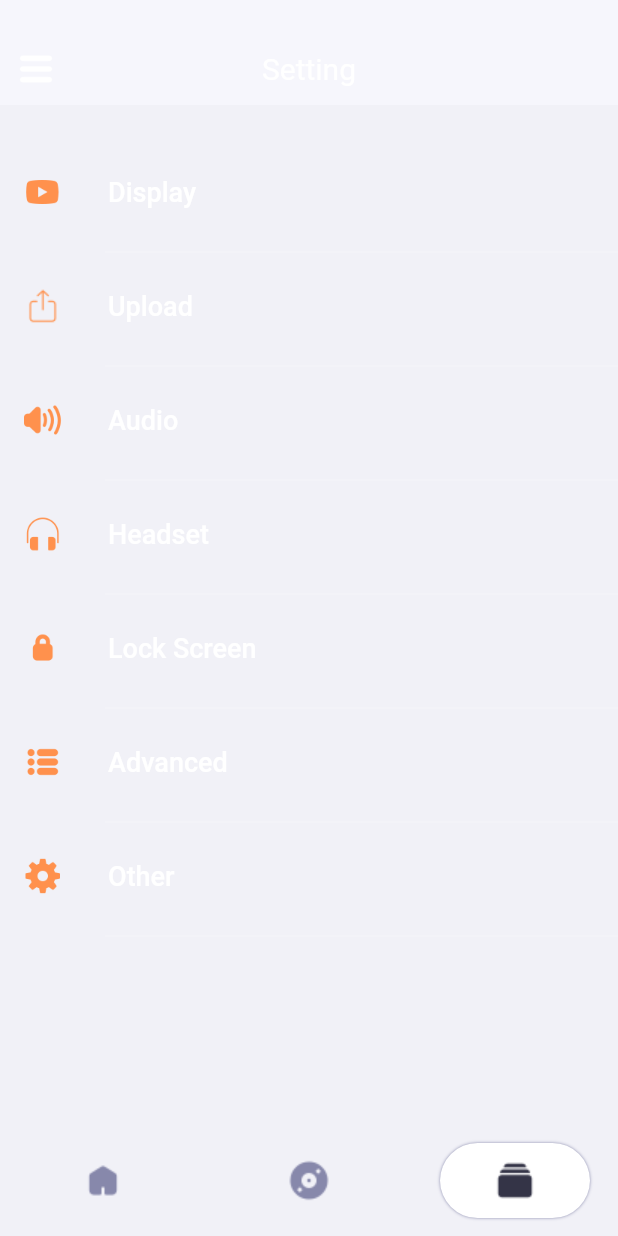
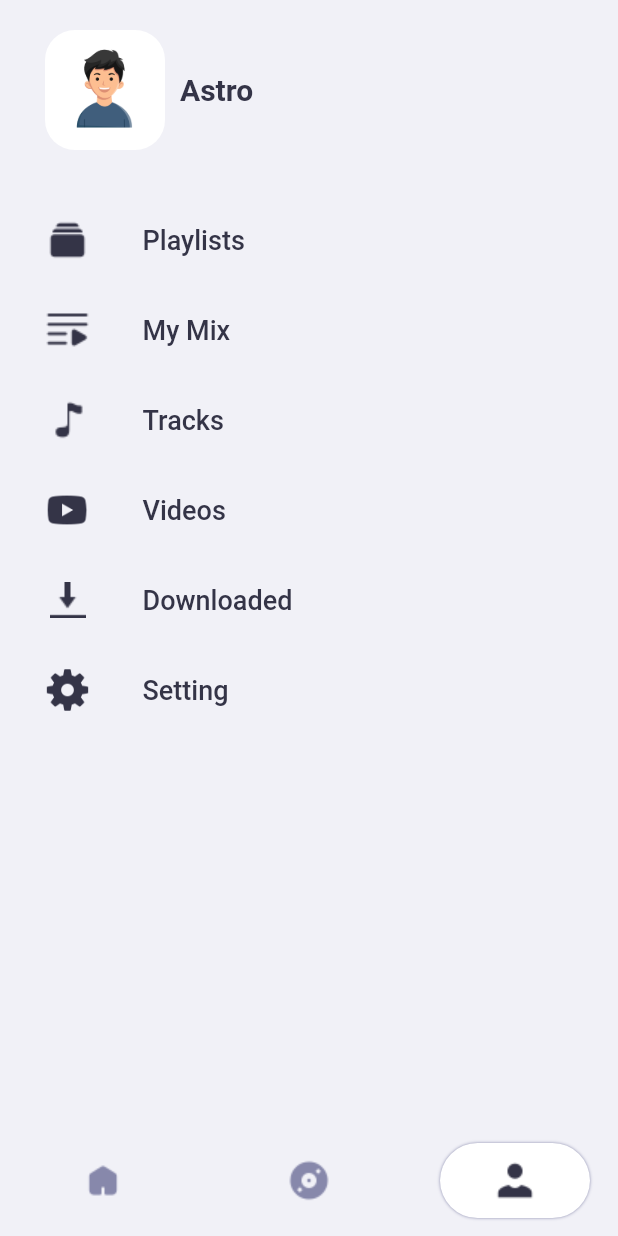
Before and after one commit to astrozil/Jazz, a Flutter app: the screen it shows after launch, item 3 of the bottom bar chosen, on a phone screen of 412 x 824 dp. Run offline on Flutter 3.47's test engine with Material 2 defaults, Android fonts, the phone set to English and light mode, and no system bars; our stand-ins replace audio_service, blur, cached_network_image, cloud_firestore, firebase_core, get and 6 more; missing offline and left inert: dart:ffi, syncfusion_flutter_core; accounts and stored records are empty; Roboto replaces fonts that are missing (Oxygen).

Commit message:
userScreen update

```diff
--- a/lib/Screens/home_screen.dart
+++ b/lib/Screens/home_screen.dart
@@ -65,7 +65,7 @@ class _HomeScreenState extends State<HomeScreen> {
                             color: primaryColor,
                             borderRadius: BorderRadius.circular(10)),
                         child: Image.asset(
-                          "assets/images/home_profile.png",
+                          "assets/images/user_profile.png",
                           fit: BoxFit.cover,
                         ),
                       ),
--- a/lib/Screens/main_screen.dart
+++ b/lib/Screens/main_screen.dart
@@ -3,7 +3,7 @@ import 'package:get/get.dart';
 import 'package:google_fonts/google_fonts.dart';
 import 'package:lottie/lottie.dart';
 import 'package:test/Screens/home_screen.dart';
-import 'package:test/Screens/setting_screen.dart';
+import 'package:test/Screens/user_screen.dart';
 import 'package:test/Screens/song_screen.dart';
 import 'package:test/common_widgets/drawer_listtile.dart';
 import 'package:test/common_widgets/mini_player.dart';
@@ -57,7 +57,7 @@ class _MainTabScreenState extends State<MainTabScreen>
           TabBarView(
               physics: const NeverScrollableScrollPhysics(),
               controller: tabController,
-              children: const [HomeScreen(), SongScreen(), SettingScreen()]),
+              children: const [HomeScreen(), SongScreen(), UserScreen()]),
           MiniPlayer(),
           AnimatedPositioned(
             left: leftValue,
@@ -210,7 +210,7 @@ class _MainTabScreenState extends State<MainTabScreen>
                               : primaryColor,
                           borderRadius: BorderRadius.circular(30)),
                       child: Image.asset(
-                        "assets/images/collection.png",
+                        "assets/images/user.png",
                         color: selectedTab != 2
                             ? primaryTextColor
                             : primaryIconColor,
--- a/lib/Screens/setting_screen.dart
+++ /dev/null
@@ -1,91 +0,0 @@
-import 'package:flutter/material.dart';
-import 'package:get/get.dart';
-import 'package:test/common_widgets/data_collection.dart';
-import '../common_widgets/drawer_listtile.dart';
-import '../model/splash_screen_model.dart';
-
-class SettingScreen extends StatefulWidget {
-  const SettingScreen({super.key});
-
-  @override
-  State<SettingScreen> createState() => _SettingScreenState();
-}
-
-class _SettingScreenState extends State<SettingScreen> {
-  @override
-  Widget build(BuildContext context) {
-    return SafeArea(
-      child: Scaffold(
-        backgroundColor: backgroundColor,
-        appBar: AppBar(
-          automaticallyImplyLeading: false,
-          toolbarHeight: 50,
-          elevation: 0,
-          centerTitle: true,
-          bottom: PreferredSize(
-            preferredSize: const Size.fromHeight(20),
-            child: Row(children: [
-              Expanded(
-                child: Align(
-                  alignment: Alignment.centerLeft,
-                  child: IconButton(
-                    splashColor: Colors.transparent,
-                    highlightColor: Colors.transparent,
-                    icon: Image.asset(
-                      "assets/images/menu.png",
-                      width: 60,
-                    ),
-                    onPressed: () {
-                      Get.find<SplashScreenModel>().openDrawer();
-                    },
-                  ),
-                ),
-              ),
-              const Text(
-                "Setting",
-                style: TextStyle(color: Colors.white, fontSize: 20),
-              ),
-              const Spacer()
-            ]),
-          ),
-          backgroundColor: backgroundColor,
-        ),
-        body:
-            ListView(physics: const NeverScrollableScrollPhysics(), children: [
-          const SizedBox(
-            height: 30,
-          ),
-          DrawerListTile(
-            image: "assets/images/display.png",
-            title: "Display",
-            onPressed: () {},
-          ),
-          DrawerListTile(
-              image: "assets/images/upload.png",
-              title: "Upload",
-              onPressed: () {}),
-          DrawerListTile(
-              image: "assets/images/audio.png",
-              title: "Audio",
-              onPressed: () {}),
-          DrawerListTile(
-              image: "assets/images/headset.png",
-              title: "Headset",
-              onPressed: () {}),
-          DrawerListTile(
-              image: "assets/images/lockscreen.png",
-              title: "Lock Screen",
-              onPressed: () {}),
-          DrawerListTile(
-              image: "assets/images/advanced.png",
-              title: "Advanced",
-              onPressed: () {}),
-          DrawerListTile(
-              image: "assets/images/other.png",
-              title: "Other",
-              onPressed: () {}),
-        ]),
-      ),
-    );
-  }
-}
--- a/lib/Screens/song_screen.dart
+++ b/lib/Screens/song_screen.dart
@@ -299,6 +299,9 @@ class _SongScreenState extends State<SongScreen> {
                         fontSize: 23,
                         fontWeight: FontWeight.w500),
                   ),
+                  const SizedBox(
+                    height: 10,
+                  ),
                   const AllSongsScreen()
                 ],
               ),
--- /dev/null
+++ b/lib/Screens/user_screen.dart
@@ -0,0 +1,66 @@
+import 'package:flutter/material.dart';
+import 'package:google_fonts/google_fonts.dart';
+import 'package:test/common_widgets/data_collection.dart';
+import 'package:test/common_widgets/user_screen_row.dart';
+
+class UserScreen extends StatefulWidget {
+  const UserScreen({super.key});
+
+  @override
+  State<UserScreen> createState() => _UserScreenState();
+}
+
+class _UserScreenState extends State<UserScreen> {
+  @override
+  Widget build(BuildContext context) {
+    return Scaffold(
+      backgroundColor: backgroundColor,
+      body: SafeArea(
+          child: Padding(
+        padding: EdgeInsets.symmetric(horizontal: paddingValue),
+        child: Column(
+          children: [
+            const SizedBox(
+              height: 20,
+            ),
+            Row(
+              children: [
+                Container(
+                  height: 80,
+                  width: 80,
+                  padding: EdgeInsets.all(10),
+                  decoration: BoxDecoration(
+                    borderRadius: BorderRadius.circular(20),
+                    color: primaryColor,
+                  ),
+                  child: Image.asset(
+                    "assets/images/user_profile.png",
+                  ),
+                ),
+                SizedBox(
+                  width: 10,
+                ),
+                Text(
+                  "Astro",
+                  style: GoogleFonts.oxygen(
+                      color: primaryIconColor,
+                      fontSize: 20,
+                      fontWeight: FontWeight.bold),
+                )
+              ],
+            ),
+            const SizedBox(
+              height: 30,
+            ),
+            const UserScreenRow(image: "collection", text: "Playlists"),
+            const UserScreenRow(image: "play_next", text: "My Mix"),
+            const UserScreenRow(image: "lyrics", text: "Tracks"),
+            const UserScreenRow(image: "display", text: "Videos"),
+            const UserScreenRow(image: "download", text: "Downloaded"),
+            const UserScreenRow(image: "other", text: "Setting"),
+          ],
+        ),
+      )),
+    );
+  }
+}
--- a/lib/common_widgets/artist_bottom_sheet_list_tile.dart
+++ b/lib/common_widgets/artist_bottom_sheet_list_tile.dart
@@ -1,4 +1,5 @@
 import 'package:flutter/material.dart';
+import 'package:test/common_widgets/data_collection.dart';
 
 class ArtistBottomSheetListTile extends StatelessWidget {
   final String image;
@@ -14,11 +15,11 @@ class ArtistBottomSheetListTile extends StatelessWidget {
         leading: Image.asset(
           image,
           height: 25,
-          color: Colors.white,
+          color: primaryIconColor,
         ),
         title: Text(
           title,
-          style: const TextStyle(color: Colors.white, fontSize: 15),
+          style: TextStyle(color: primaryIconColor, fontSize: 15),
         ),
       ),
     );
--- /dev/null
+++ b/lib/common_widgets/user_screen_row.dart
@@ -0,0 +1,36 @@
+import 'package:flutter/material.dart';
+import 'package:google_fonts/google_fonts.dart';
+
+import 'data_collection.dart';
+
+class UserScreenRow extends StatelessWidget {
+  final String image;
+  final String text;
+  const UserScreenRow({super.key, required this.image, required this.text});
+
+  @override
+  Widget build(BuildContext context) {
+    return Padding(
+      padding: EdgeInsets.symmetric(vertical: 15.0),
+      child: Row(
+        children: [
+          Image.asset(
+            "assets/images/$image.png",
+            color: primaryIconColor,
+            height: 30,
+          ),
+          const SizedBox(
+            width: 35,
+          ),
+          Text(
+            text,
+            style: GoogleFonts.oxygen(
+                fontSize: 18,
+                color: primaryIconColor,
+                fontWeight: FontWeight.w500),
+          )
+        ],
+      ),
+    );
+  }
+}
```
Also changed, not shown: lib/Screens/play_screen.dart (+31 -18 lines), assets/images/user.png (added), assets/images/user_profile.png (added), assets/images/workout.jpg (deleted).
